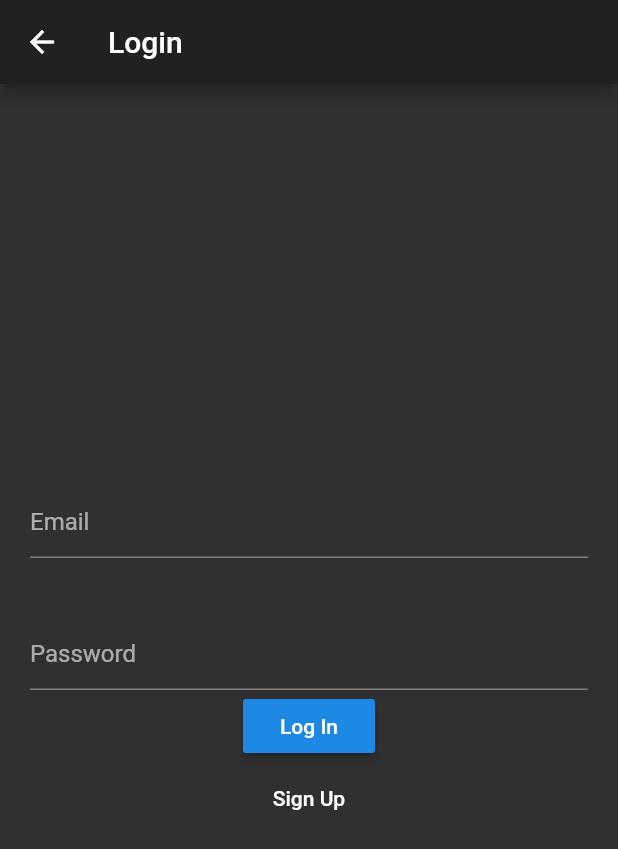
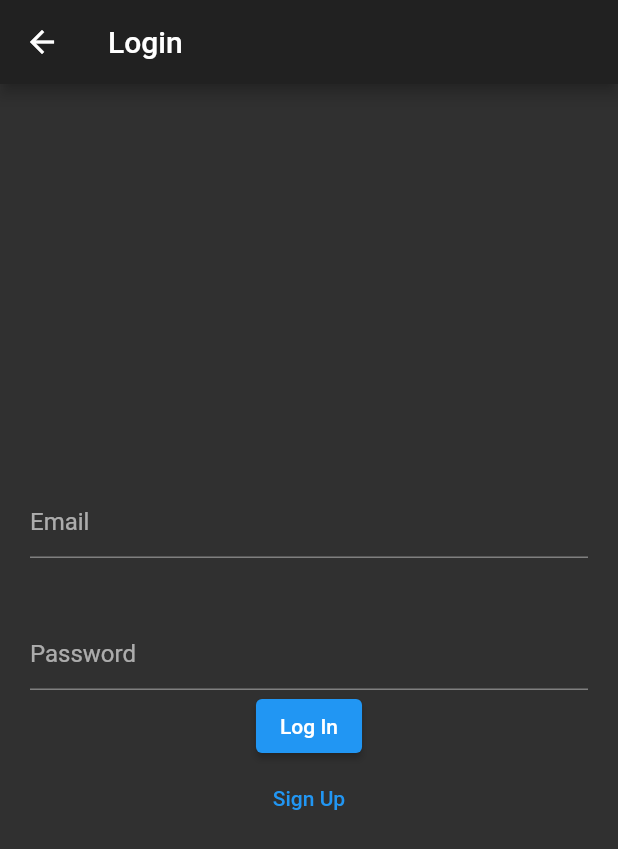
Before and after one commit to varun9597/flutter_app_list_2, a Flutter app: the Login screen opened directly, on a phone screen of 412 x 824 dp. Shown: the top 849 px of the screen. Run offline on Flutter 3.47's test engine with Material 2 defaults, Android fonts, the phone set to English and light mode, and no system bars; our stand-ins replace cloud_firestore, firebase_auth, firebase_core, get, google_sign_in; accounts and stored records are empty.

```diff
--- a/lib/screens/login.dart
+++ b/lib/screens/login.dart
@@ -35,14 +35,14 @@ class Login extends GetWidget<AuthController> {
                 controller: passwordController,
                 obscureText: true,
               ),
-              RaisedButton(
+              ElevatedButton(
                 child: Text("Log In"),
                 onPressed: () {
                   controller.login(
                       emailController.text, passwordController.text);
                 },
               ),
-              FlatButton(
+              TextButton(
                 child: Text("Sign Up"),
                 onPressed: () {
                   Get.to(SignUp());
--- a/lib/widgets/todo_card.dart
+++ b/lib/widgets/todo_card.dart
@@ -40,8 +40,8 @@ class TodoCard extends StatelessWidget {
               icon: Icon(Icons.edit),
               onPressed: () {
                 showDialog(
+                  builder: (context) => EditTodoDialogWidget(todo),
                   context: context,
-                  child: EditTodoDialogWidget(todo),
                   barrierDismissible: true,
                 );
               },
```
